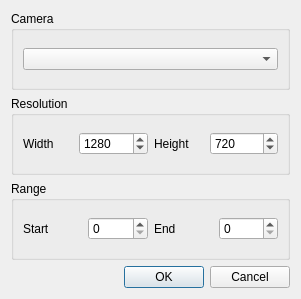
Qt form app/ui/exportmoviedialog.ui (pencil2d/pencil) before a commit.
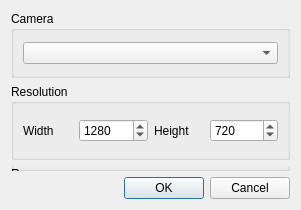
The same form after that commit.

Commit message: Hide question mark on title bar

The edit to the form file:
```diff
--- a/app/ui/exportmoviedialog.ui
+++ b/app/ui/exportmoviedialog.ui
@@ -7,12 +7,21 @@
     <x>0</x>
     <y>0</y>
     <width>301</width>
-    <height>299</height>
+    <height>210</height>
    </rect>
   </property>
+  <property name="sizePolicy">
+   <sizepolicy hsizetype="Preferred" vsizetype="Minimum">
+    <horstretch>0</horstretch>
+    <verstretch>0</verstretch>
+   </sizepolicy>
+  </property>
   <property name="windowTitle">
    <string>Export Movie</string>
   </property>
+  <property name="sizeGripEnabled">
+   <bool>false</bool>
+  </property>
   <property name="modal">
    <bool>true</bool>
   </property>
@@ -97,7 +106,22 @@
     </widget>
    </item>
    <item>
-    <widget class="QGroupBox" name="groupBox_3">
+    <widget class="QGroupBox" name="rangeGroupBox">
+     <property name="enabled">
+      <bool>true</bool>
+     </property>
+     <property name="sizePolicy">
+      <sizepolicy hsizetype="Minimum" vsizetype="Fixed">
+       <horstretch>0</horstretch>
+       <verstretch>0</verstretch>
+      </sizepolicy>
+     </property>
+     <property name="maximumSize">
+      <size>
+       <width>16777215</width>
+       <height>5</height>
+      </size>
+     </property>
      <property name="title">
       <string>Range</string>
      </property>
```
The commit also changes 1 other file.
